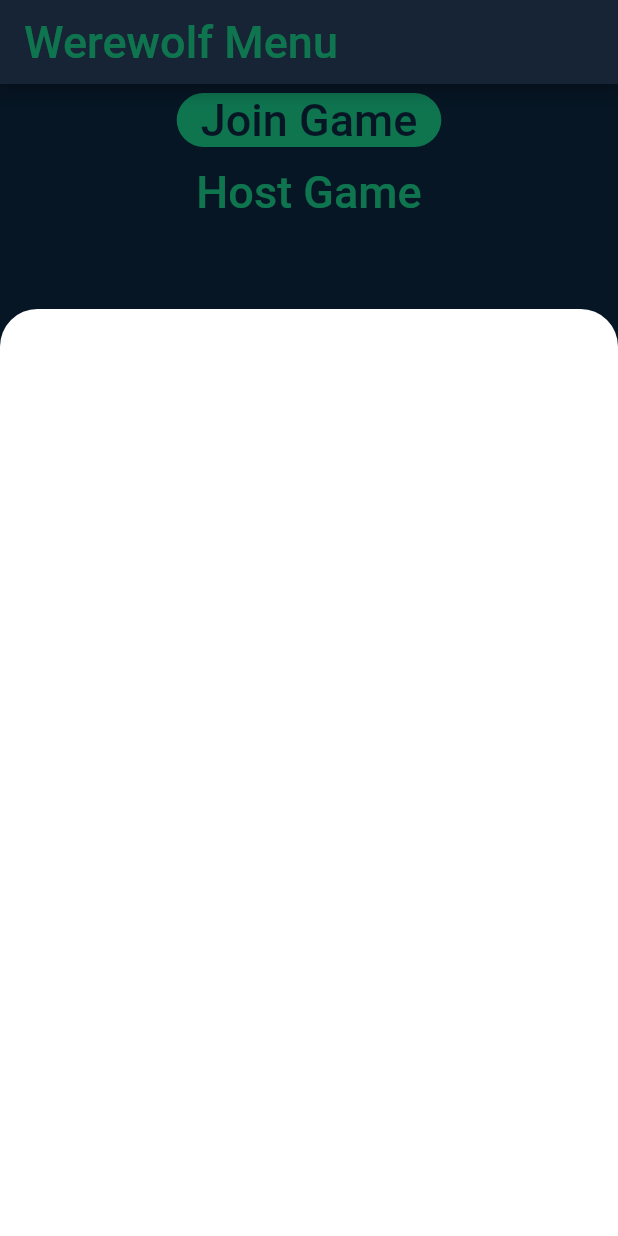
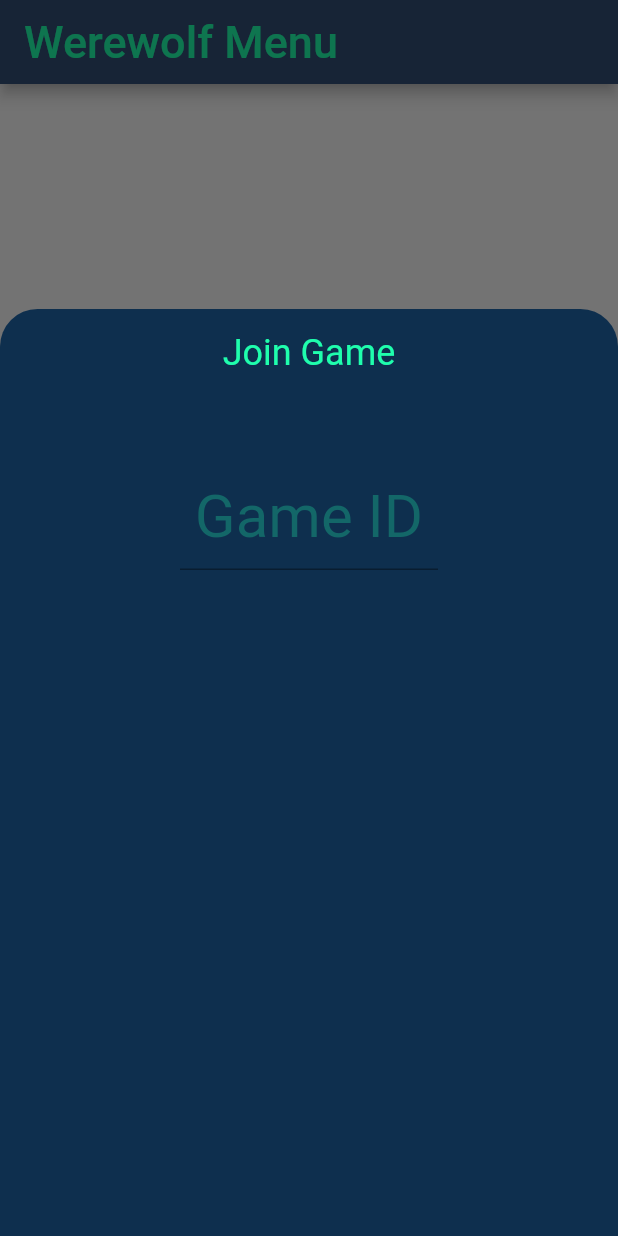
Before and after one commit to oscar-lauth/werewolf_app, a Flutter app: the screen it shows after launch, after a tap on "Join Game", on a phone screen of 412 x 824 dp. Run offline on Flutter 3.47's test engine with Material 2 defaults, Android fonts, the phone set to English and light mode, and no system bars; our stand-ins replace google_fonts.

Commit message:
Add to bottomsheet and themedata

```diff
--- a/lib/main.dart
+++ b/lib/main.dart
@@ -1,4 +1,5 @@
 import 'package:flutter/material.dart';
+import 'package:google_fonts/google_fonts.dart';
 import './menu.dart';
 
 void main() => runApp(MyApp());
@@ -8,8 +9,11 @@ class MyApp extends StatelessWidget {
   Widget build(BuildContext context) {
     return MaterialApp(
         theme: ThemeData(
-            primaryColor: new Color(0xFF324E75),
-            scaffoldBackgroundColor: new Color(0xFF0E2F4E)),
+          primaryColor: new Color(0xFF324E75),
+          backgroundColor: new Color(0xFF0E2F4E),
+          accentColor: new Color(0xFF1FFEAD),
+          hintColor: new Color(0xFF136768),
+        ),
         home: Menu());
   }
 }
--- a/lib/menu.dart
+++ b/lib/menu.dart
@@ -1,4 +1,5 @@
 import 'package:flutter/material.dart';
+import 'package:flutter/services.dart';
 import 'package:google_fonts/google_fonts.dart';
 
 class Menu extends StatefulWidget {
@@ -7,21 +8,25 @@ class Menu extends StatefulWidget {
 }
 
 class MenuState extends State<Menu> {
+  bool _validate = true;
+
   Widget build(BuildContext context) {
     return Scaffold(
       appBar: AppBar(
-          title: Text('Werewolf Menu',
-              style: GoogleFonts.medievalSharp(
-                  color: new Color(0xFF1FFEAD), fontSize: 30))),
+        title: Text('Werewolf Menu',
+            style: GoogleFonts.medievalSharp(
+                color: Theme.of(context).accentColor, fontSize: 30)),
+      ),
       body: Center(
         child: Column(
-          mainAxisAlignment: MainAxisAlignment.start,
+          mainAxisAlignment: MainAxisAlignment.end,
           children: <Widget>[
             FlatButton(
                 child: Text("Join Game",
                     style: GoogleFonts.medievalSharp(
-                        color: new Color(0xFF0E2F4E), fontSize: 30)),
-                color: new Color(0xFF1FFEAD),
+                        color: Theme.of(context).backgroundColor,
+                        fontSize: 30)),
+                color: Theme.of(context).accentColor,
                 shape: RoundedRectangleBorder(
                     borderRadius: BorderRadius.circular(50)),
                 onPressed: () {
@@ -33,11 +38,60 @@ class MenuState extends State<Menu> {
                         return Container(
                           height: MediaQuery.of(context).size.height * 0.75,
                           decoration: new BoxDecoration(
-                            color: Colors.white,
+                            color: Theme.of(context).backgroundColor,
                             borderRadius: new BorderRadius.only(
                               topLeft: const Radius.circular(25.0),
                               topRight: const Radius.circular(25.0),
                             ),
+                          ),
+                          child: Column(
+                            children: <Widget>[
+                              SizedBox(height: 15),
+                              Text(
+                                "Join Game",
+                                style: TextStyle(
+                                  fontSize: 24,
+                                  color: Theme.of(context).accentColor,
+                                ),
+                              ),
+                              Container(
+                                margin: EdgeInsets.only(
+                                    top: 60, left: 120, right: 120),
+                                child: TextField(
+                                  textAlign: TextAlign.center,
+                                  style: TextStyle(
+                                    fontSize: 40,
+                                    color: Theme.of(context).accentColor,
+                                  ),
+                                  decoration: InputDecoration(
+                                    hintText: "Game ID",
+                                    hintStyle: TextStyle(
+                                        color: Theme.of(context).hintColor),
+                                    counterText: "",
+                                    errorText:
+                                        _validate ? null : 'Invalid Game ID',
+                                  ),
+                                  inputFormatters: [
+                                    WhitelistingTextInputFormatter.digitsOnly
+                                  ],
+                                  keyboardType: TextInputType.numberWithOptions(
+                                      signed: false, decimal: false),
+                                  maxLength: 3,
+                                  maxLengthEnforced: true,
+                                  onChanged: (String inputGameID) {
+                                    if (inputGameID.length == 3) {
+                                      //_validate = isValid(inputGameID);
+                                      setState(() {
+                                        _validate = false;
+                                      });
+                                      if (_validate) {
+                                        //joinGame(inputGameID)/send to lobby page
+                                      }
+                                    }
+                                  },
+                                ),
+                              ),
+                            ],
                           ),
                         );
                       });
@@ -45,8 +99,8 @@ class MenuState extends State<Menu> {
             FlatButton(
                 child: Text("Host Game",
                     style: GoogleFonts.medievalSharp(
-                        color: new Color(0xFF1FFEAD), fontSize: 30)),
-                color: new Color(0xFF0E2F4E),
+                        color: Theme.of(context).accentColor, fontSize: 30)),
+                color: Theme.of(context).backgroundColor,
                 shape: RoundedRectangleBorder(
                     borderRadius: BorderRadius.circular(50)),
                 onPressed: () {
@@ -58,7 +112,7 @@ class MenuState extends State<Menu> {
                         return Container(
                           height: MediaQuery.of(context).size.height * 0.75,
                           decoration: new BoxDecoration(
-                            color: Colors.white,
+                            color: Theme.of(context).backgroundColor,
                             borderRadius: new BorderRadius.only(
                               topLeft: const Radius.circular(25.0),
                               topRight: const Radius.circular(25.0),
```
